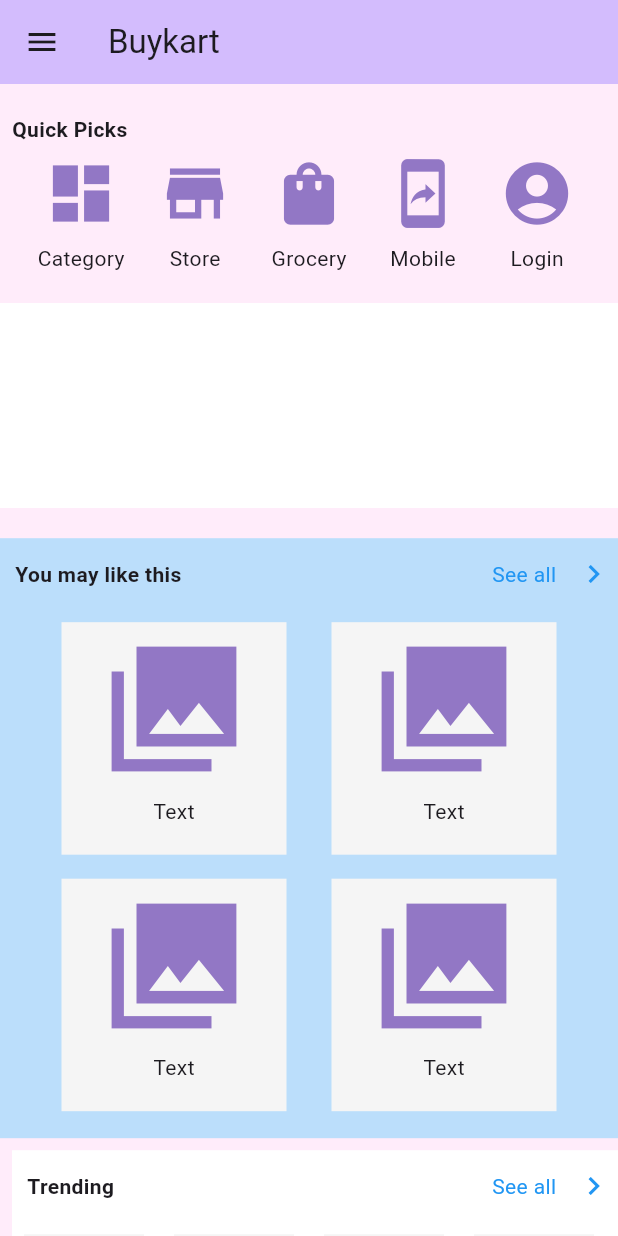
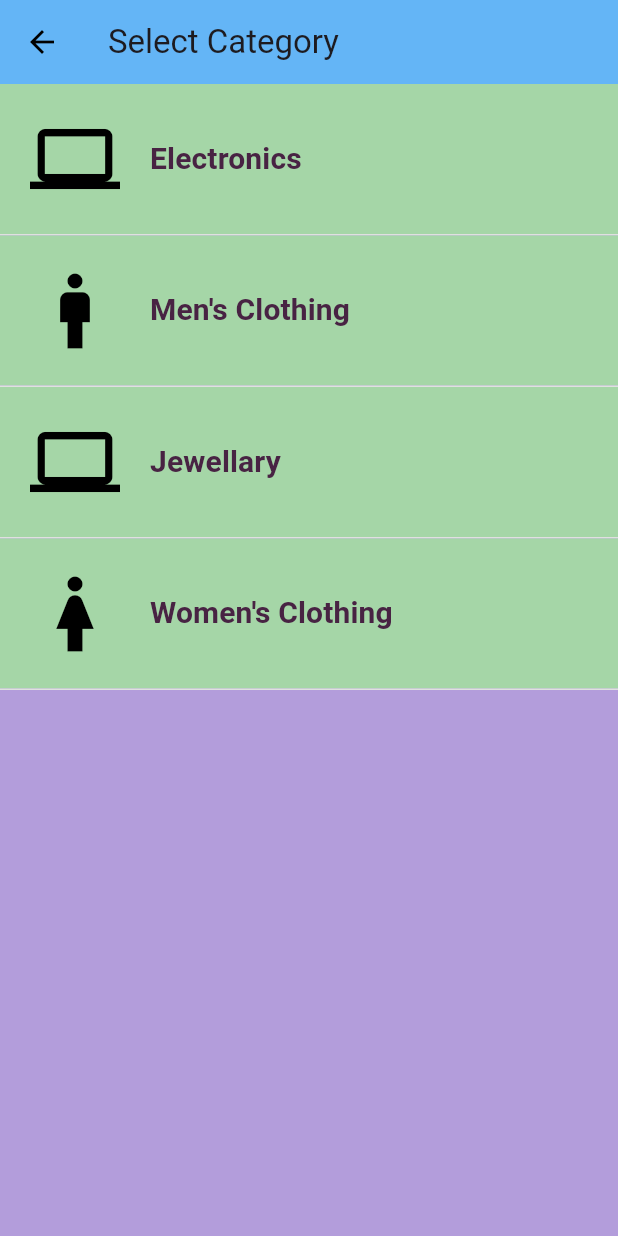
Before and after one commit to veddange/demo, a Flutter app: the MyHomePage screen opened directly, after a tap on the "dashboard" icon, on a phone screen of 412 x 824 dp. Run offline on Flutter 3.47's test engine with Material 3 defaults, Android fonts, the light colour scheme and no system bars.

Commit message:
select category ui

```diff
--- a/lib/Navigation Drawer Screens/navigation drawer/navigation_drawer.dart
+++ b/lib/Navigation Drawer Screens/navigation drawer/navigation_drawer.dart
@@ -26,7 +26,7 @@
   @override
   Widget build(BuildContext context) => Drawer(
         surfaceTintColor: Colors.black,
-        backgroundColor: Colors.lightGreen,
+        backgroundColor: Colors.yellow.shade200,
         child: SingleChildScrollView(
           child: Column(
             crossAxisAlignment: CrossAxisAlignment.stretch,
@@ -46,20 +46,20 @@
             padding: const EdgeInsets.all(8.0),
             child: Row(
               children: [
-                const SizedBox(
+                SizedBox(
                   // width: 50,
                   child: Icon(
                     Icons.account_circle_outlined,
                     size: 50,
-                    color: Colors.white,
+                    color: Colors.blue.shade500,
                   ),
                 ),
 
                 SizedBox(
                   width: 200,
                   child: TextButton (
-                    style: const ButtonStyle(
-                      foregroundColor: MaterialStatePropertyAll(Colors.white),
+                    style: ButtonStyle(
+                      foregroundColor: MaterialStatePropertyAll(Colors.blue.shade500),
                       alignment: Alignment.centerLeft
                     ),
                     onPressed: () {},
@@ -92,7 +92,7 @@
             },
             selected: widget.index == 0,
             selectedColor: Colors.white,
-            selectedTileColor: Colors.orange,
+            selectedTileColor: Colors.indigo.shade500,
           ),
           ListTile(
             leading: const Icon(Icons.person),
@@ -106,7 +106,7 @@
             },
             selected: widget.index == 1,
             selectedColor: Colors.white,
-            selectedTileColor: Colors.orange,
+            selectedTileColor: Colors.indigo.shade500,
           ),
           ListTile(
               leading: const Icon(Icons.dock_outlined),
@@ -120,7 +120,7 @@
               },
               selected: widget.index == 2,
               selectedColor: Colors.white,
-              selectedTileColor: Colors.orange),
+              selectedTileColor: Colors.indigo.shade500),
           ListTile(
             leading: const Icon(Icons.notifications),
             title: const Text("Notification"),
@@ -133,7 +133,7 @@
             },
             selected: widget.index == 3,
             selectedColor: Colors.white,
-            selectedTileColor: Colors.orange,
+            selectedTileColor: Colors.indigo.shade500,
           ),
           ListTile(
               leading: const Icon(Icons.privacy_tip),
@@ -147,7 +147,7 @@
               },
               selected: widget.index == 4,
               selectedColor: Colors.white,
-              selectedTileColor: Colors.orange),
+              selectedTileColor: Colors.indigo.shade500),
           ListTile(
               leading: const Icon(Icons.feedback),
               title: const Text("Feedback"),
@@ -160,7 +160,7 @@
               },
               selected: widget.index == 5,
               selectedColor: Colors.white,
-              selectedTileColor: Colors.orange),
+              selectedTileColor: Colors.indigo.shade500),
           ListTile(
               leading: const Icon(Icons.help),
               title: const Text("Help"),
@@ -173,7 +173,7 @@
               },
               selected: widget.index == 6,
               selectedColor: Colors.white,
-              selectedTileColor: Colors.orange),
+              selectedTileColor: Colors.indigo.shade500),
           ListTile(
               leading: const Icon(Icons.question_answer),
               title: const Text("FAQ"),
@@ -186,7 +186,7 @@
               },
               selected: widget.index == 7,
               selectedColor: Colors.white,
-              selectedTileColor: Colors.orange),
+              selectedTileColor: Colors.indigo.shade500),
           ListTile(
               leading: const Icon(Icons.info),
               title: const Text("About Us"),
@@ -199,7 +199,7 @@
               },
               selected: widget.index == 8,
               selectedColor: Colors.white,
-              selectedTileColor: Colors.orange),
+              selectedTileColor: Colors.indigo.shade500),
           SizedBox(
             height: MediaQuery.of(context).size.height / 3 + 90,
           ),
--- /dev/null
+++ b/lib/Quick Screens/category.dart
@@ -0,0 +1,200 @@
+import 'package:flutter/material.dart';
+
+class Category extends StatefulWidget {
+  const Category({super.key});
+
+  @override
+  State<Category> createState() => _CategoryState();
+}
+
+class _CategoryState extends State<Category> {
+  @override
+  Widget build(BuildContext context) {
+    return MaterialApp(
+      title: "Select Category",
+      home: Scaffold(
+        appBar: AppBar(
+          title: const Text("Select Category"),
+          backgroundColor: Colors.blue.shade300,
+          leading: BackButton(
+            color: Colors.black,
+            onPressed: () {
+              Navigator.of(context).pop();
+            },
+          ),
+        ),
+        backgroundColor: Colors.deepPurple.shade200,
+        body: Center(
+            child: ConstrainedBox(
+          constraints:
+              BoxConstraints(maxHeight: MediaQuery.of(context).size.height),
+          child: ListView(
+            children: [
+              Column(
+                crossAxisAlignment: CrossAxisAlignment.stretch,
+                children: [
+                  Container(
+                    width: MediaQuery.of(context).size.width,
+                    height: 100,
+                    color: Colors.green.shade200,
+                    child: TextButton(
+                      onPressed: () {},
+                      child: Row(
+                        children: [
+                          IgnorePointer(
+                            child: IconButton(
+                                iconSize: 60,
+                                color: Colors.black,
+                                onPressed: () {
+                                  debugPrint("Pressed");
+                                },
+                                icon: const Icon(Icons.laptop_outlined)),
+                          ),
+                          IgnorePointer(
+                            child: TextButton(
+                                onPressed: () {
+                                  debugPrint("Pressed");
+                                },
+                                child: const Text(
+                                  "Electronics",
+                                  textAlign: TextAlign.left,
+                                  style: TextStyle(
+                                      fontSize: 20,
+                                      fontWeight: FontWeight.bold,
+                                      color: Color.fromARGB(255, 72, 35, 67)),
+                                )),
+                          )
+                        ],
+                      ),
+                    ),
+                  ),
+                  Divider(
+                    height: 1,
+                    color: Colors.grey.shade300,
+                  ),
+                  Container(
+                    width: MediaQuery.of(context).size.width,
+                    height: 100,
+                    color: Colors.green.shade200,
+                    child: TextButton(
+                      onPressed: () {},
+                      child: Row(
+                        children: [
+                          IgnorePointer(
+                            child: IconButton(
+                                iconSize: 60,
+                                color: Colors.black,
+                                onPressed: () {
+                                  debugPrint("Pressed");
+                                },
+                                icon: const Icon(Icons.man)),
+                          ),
+                          IgnorePointer(
+                            child: TextButton(
+                                onPressed: () {
+                                  debugPrint("Pressed");
+                                },
+                                child: const Text(
+                                  "Men's Clothing",
+                                  textAlign: TextAlign.left,
+                                  style: TextStyle(
+                                      fontSize: 20,
+                                      fontWeight: FontWeight.bold,
+                                      color: Color.fromARGB(255, 72, 35, 67)),
+                                )),
+                          )
+                        ],
+                      ),
+                    ),
+                  ),
+                  Divider(
+                    height: 1,
+                    color: Colors.grey.shade300,
+                  ),
+                  Container(
+                    width: MediaQuery.of(context).size.width,
+                    height: 100,
+                    color: Colors.green.shade200,
+                    child: TextButton(
+                      onPressed: () {},
+                      child: Row(
+                        children: [
+                          IgnorePointer(
+                            child: IconButton(
+                                iconSize: 60,
+                                color: Colors.black,
+                                onPressed: () {
+                                  debugPrint("Pressed");
+                                },
+                                icon: const Icon(Icons.laptop)),
+                          ),
+                          IgnorePointer(
+                            child: TextButton(
+                                onPressed: () {
+                                  debugPrint("Pressed");
+                                },
+                                child: const Text(
+                                  "Jewellary",
+                                  textAlign: TextAlign.left,
+                                  style: TextStyle(
+                                      fontSize: 20,
+                                      fontWeight: FontWeight.bold,
+                                      color: Color.fromARGB(255, 72, 35, 67)),
+                                )),
+                          )
+                        ],
+                      ),
+                    ),
+                  ),
+                  Divider(
+                    height: 1,
+                    color: Colors.grey.shade300,
+                  ),
+                  Container(
+                    width: MediaQuery.of(context).size.width,
+                    height: 100,
+                    color: Colors.green.shade200,
+                    child: TextButton(
+                      onPressed: () {},
+                      child: Row(
+                        children: [
+                          IgnorePointer(
+                            child: IconButton(
+                                iconSize: 60,
+                                color: Colors.black,
+                                onPressed: () {
+                                  debugPrint("Pressed");
+                                },
+                                icon: const Icon(Icons.woman)),
+                          ),
+                          IgnorePointer(
+                            child: TextButton(
+                                onPressed: () {
+                                  debugPrint("Pressed");
+                                },
+                                child: const Text(
+                                  "Women's Clothing",
+                                  textAlign: TextAlign.left,
+                                  style: TextStyle(
+                                      fontSize: 20,
+                                      fontWeight: FontWeight.bold,
+                                      color: Color.fromARGB(255, 72, 35, 67)),
+                                )),
+                          ),
+                        ],
+                      ),
+                    ),
+                  ),
+                  Divider(
+                    height: 1,
+                    color: Colors.grey.shade300,
+                  ),
+                ],
+              ),
+            ],
+          ),
+        )),
+      ),
+    );
+  }
+}
--- a/lib/main.dart
+++ b/lib/main.dart
@@ -1,8 +1,9 @@
 import 'package:demo/Navigation%20Drawer%20Screens/navigation%20drawer/navigation_drawer.dart';
+import 'package:demo/Quick%20Screens/category.dart';
 import 'package:flutter/material.dart';
 
 void main() {
-  runApp(const MyApp());
+  runApp(const Category());
 }
 
 var isHover = false;
@@ -76,7 +77,10 @@
                       children: [
                         IconButton(
                             iconSize: 50,
-                            onPressed: () {},
+                            onPressed: () {
+                              Navigator.of(context).push(MaterialPageRoute(
+                      builder: (context) => const Category()));
+                            },
                             color: const Color.fromARGB(255, 146, 119, 197),
                             icon: const Icon(Icons.dashboard)),
                         const Text("Category")
```
